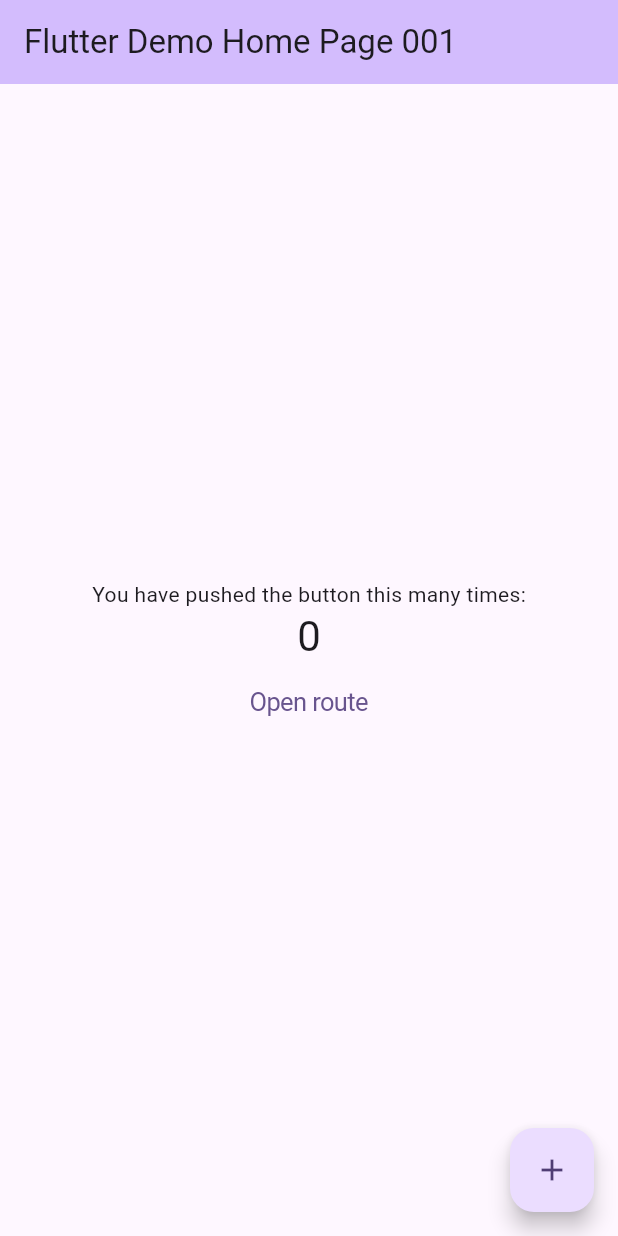
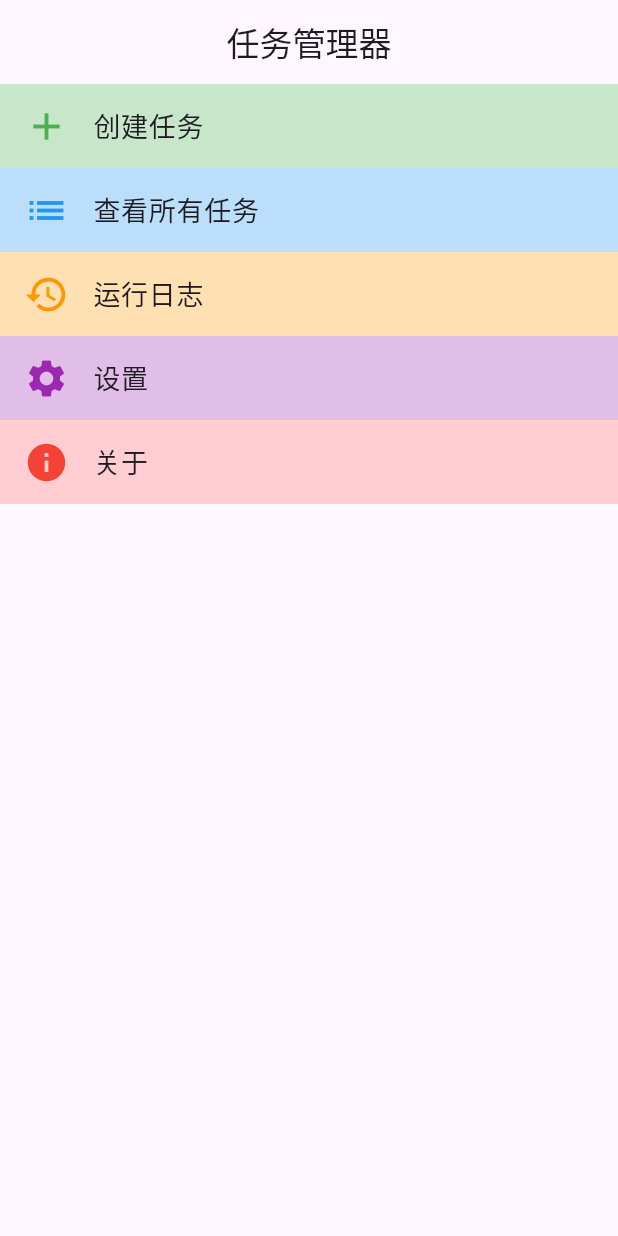
Before and after one commit to Cassel-College/fast_pipeline_ui, a Flutter app: the screen it shows after launch, on a phone screen of 412 x 824 dp. Run offline on Flutter 3.47's test engine with Material 3 defaults, Android fonts, the phone set to English and light mode, and no system bars; our stand-ins replace dio; missing offline and left inert: universal_html.

Commit message:
fix: update UI

```diff
--- /dev/null
+++ b/assets/about_info.json
@@ -0,0 +1,5 @@
+{
+    "author": "Your Name",
+    "version": "1.0.0",
+    "description": "This app does amazing things!"
+  }
--- a/lib/main.dart
+++ b/lib/main.dart
@@ -1,85 +1,113 @@
+import 'package:fast_pipeline_ui/about.dart';
 import 'package:fast_pipeline_ui/task.dart';
 import 'package:flutter/material.dart';
 import 'package:flutter/cupertino.dart';
 
-import 'SecondRoute.dart';
+import 'package:flutter/material.dart';
+import 'package:fast_pipeline_ui/task.dart'; // 引入 TaskPage
 
 void main() {
-  runApp(const MyApp());
+  runApp(TaskManagerApp());
 }
 
-class MyApp extends StatelessWidget {
-  const MyApp({super.key});
-
-  // This widget is the root of your application.
+class TaskManagerApp extends StatelessWidget {
   @override
   Widget build(BuildContext context) {
     return MaterialApp(
-      title: 'Flutter Demo 001',
+      title: '任务管理器',
       theme: ThemeData(
-        colorScheme: ColorScheme.fromSeed(seedColor: Colors.deepPurple),
-        useMaterial3: true,
+        primarySwatch: Colors.blue,
+        visualDensity: VisualDensity.adaptivePlatformDensity,
       ),
-      home: const MyHomePage(title: 'Flutter Demo Home Page 001'),
+      home: HomePage(),
     );
   }
 }
 
-class MyHomePage extends StatefulWidget {
-  const MyHomePage({super.key, required this.title});
-
-  final String title;
-
-  @override
-  State<MyHomePage> createState() => _MyHomePageState();
-}
-
-class _MyHomePageState extends State<MyHomePage> {
-  int _counter = 0;
-
-  void _incrementCounter() {
-    setState(() {
-      _counter++;
-    });
-  }
-
+class HomePage extends StatelessWidget {
   @override
   Widget build(BuildContext context) {
     return Scaffold(
       appBar: AppBar(
-        backgroundColor: Theme.of(context).colorScheme.inversePrimary,
-        title: Text(widget.title),
+        title: Text('任务管理器'),
+        centerTitle: true,
       ),
-      body: Center(
-        child: Column(
-          mainAxisAlignment: MainAxisAlignment.center,
-          children: <Widget>[
-            const Text(
-              'You have pushed the button this many times:',
+      body: ListView(
+        children: [
+          _buildListTile(
+            context,
+            Icons.add,
+            '创建任务',
+            Colors.green,
+            Colors.green[100]!,
+            page: TaskPage(context: context), // 指定跳转页面
           ),
-            Text(
-              '$_counter',
-              style: Theme.of(context).textTheme.headlineMedium,
+          _buildListTile(
+            context,
+            Icons.list,
+            '查看所有任务',
+            Colors.blue,
+            Colors.blue[100]!,
+            page: TaskPage(context: context),
           ),
-            Center(
-              child: CupertinoButton(
-                child: const Text('Open route'),
-                onPressed: () {
-                  Navigator.push(
+          _buildListTile(
             context,
-                    CupertinoPageRoute(builder: (context) => const TaskPage()),
-                  );
-                },
+            Icons.history,
+            '运行日志',
+            Colors.orange,
+            Colors.orange[100]!,
+            page: TaskPage(context: context),
           ),
+          _buildListTile(
+            context,
+            Icons.settings,
+            '设置',
+            Colors.purple,
+            Colors.purple[100]!,
+            page: TaskPage(context: context),
+          ),
+          _buildListTile(
+            context,
+            Icons.info,
+            '关于',
+            Colors.red,
+            Colors.red[100]!,
+            page: AboutPage(context: context),
           ),
         ],
       ),
+    );
+  }
+
+  Widget _buildListTile(
+    BuildContext context,
+    IconData icon,
+    String title,
+    Color iconColor,
+    Color backgroundColor, {
+    Widget? page, // 使用可选的跳转页面参数
+  }) {
+    return Container(
+      color: backgroundColor,
+      child: ListTile(
+        leading: Icon(icon, size: 30, color: iconColor),
+        title: Text(
+          title,
+          style: TextStyle(fontSize: 18),
         ),
-      floatingActionButton: FloatingActionButton(
-        onPressed: _incrementCounter,
-        tooltip: 'Increment',
-        child: const Icon(Icons.add),
-      ), // This trailing comma makes auto-formatting nicer for build methods.
+        onTap: () {
+          _navigateToPage(context, page);
+        },
+      ),
+    );
+  }
+
+  void _navigateToPage(BuildContext context, Widget? page) {
+    Navigator.push(
+      context,
+      MaterialPageRoute(
+        builder: (context) => page ?? TaskPage(context: context),
+      ),
     );
   }
 }
--- a/lib/main_dart.txt
+++ /dev/null
@@ -1,125 +0,0 @@
-import 'package:flutter/material.dart';
-
-void main() {
-  runApp(const MyApp());
-}
-
-class MyApp extends StatelessWidget {
-  const MyApp({super.key});
-
-  // This widget is the root of your application.
-  @override
-  Widget build(BuildContext context) {
-    return MaterialApp(
-      title: 'Flutter Demo 001',
-      theme: ThemeData(
-        // This is the theme of your application.
-        //
-        // TRY THIS: Try running your application with "flutter run". You'll see
-        // the application has a purple toolbar. Then, without quitting the app,
-        // try changing the seedColor in the colorScheme below to Colors.green
-        // and then invoke "hot reload" (save your changes or press the "hot
-        // reload" button in a Flutter-supported IDE, or press "r" if you used
-        // the command line to start the app).
-        //
-        // Notice that the counter didn't reset back to zero; the application
-        // state is not lost during the reload. To reset the state, use hot
-        // restart instead.
-        //
-        // This works for code too, not just values: Most code changes can be
-        // tested with just a hot reload.
-        colorScheme: ColorScheme.fromSeed(seedColor: Colors.deepPurple),
-        useMaterial3: true,
-      ),
-      home: const MyHomePage(title: 'Flutter Demo Home Page 001'),
-    );
-  }
-}
-
-class MyHomePage extends StatefulWidget {
-  const MyHomePage({super.key, required this.title});
-
-  // This widget is the home page of your application. It is stateful, meaning
-  // that it has a State object (defined below) that contains fields that affect
-  // how it looks.
-
-  // This class is the configuration for the state. It holds the values (in this
-  // case the title) provided by the parent (in this case the App widget) and
-  // used by the build method of the State. Fields in a Widget subclass are
-  // always marked "final".
-
-  final String title;
-
-  @override
-  State<MyHomePage> createState() => _MyHomePageState();
-}
-
-class _MyHomePageState extends State<MyHomePage> {
-  int _counter = 0;
-
-  void _incrementCounter() {
-    setState(() {
-      // This call to setState tells the Flutter framework that something has
-      // changed in this State, which causes it to rerun the build method below
-      // so that the display can reflect the updated values. If we changed
-      // _counter without calling setState(), then the build method would not be
-      // called again, and so nothing would appear to happen.
-      _counter++;
-    });
-  }
-
-  @override
-  Widget build(BuildContext context) {
-    // This method is rerun every time setState is called, for instance as done
-    // by the _incrementCounter method above.
-    //
-    // The Flutter framework has been optimized to make rerunning build methods
-    // fast, so that you can just rebuild anything that needs updating rather
-    // than having to individually change instances of widgets.
-    return Scaffold(
-      appBar: AppBar(
-        // TRY THIS: Try changing the color here to a specific color (to
-        // Colors.amber, perhaps?) and trigger a hot reload to see the AppBar
-        // change color while the other colors stay the same.
-        backgroundColor: Theme.of(context).colorScheme.inversePrimary,
-        // Here we take the value from the MyHomePage object that was created by
-        // the App.build method, and use it to set our appbar title.
-        title: Text(widget.title),
-      ),
-      body: Center(
-        // Center is a layout widget. It takes a single child and positions it
-        // in the middle of the parent.
-        child: Column(
-          // Column is also a layout widget. It takes a list of children and
-          // arranges them vertically. By default, it sizes itself to fit its
-          // children horizontally, and tries to be as tall as its parent.
-          //
-          // Column has various properties to control how it sizes itself and
-          // how it positions its children. Here we use mainAxisAlignment to
-          // center the children vertically; the main axis here is the vertical
-          // axis because Columns are vertical (the cross axis would be
-          // horizontal).
-          //
-          // TRY THIS: Invoke "debug painting" (choose the "Toggle Debug Paint"
-          // action in the IDE, or press "p" in the console), to see the
-          // wireframe for each widget.
-          mainAxisAlignment: MainAxisAlignment.center,
-          children: <Widget>[
-            const Text(
-              'You have pushed the button this many times:',
-            ),
-            Text(
-              '$_counter',
-              style: Theme.of(context).textTheme.headlineMedium,
-            ),
-          ],
-        ),
-      ),
-      floatingActionButton: FloatingActionButton(
-        onPressed: _incrementCounter,
-        tooltip: 'Increment',
-        child: const Icon(Icons.add),
-      ), // This trailing comma makes auto-formatting nicer for build methods.
-    );
-  }
-}
--- a/pubspec.yaml
+++ b/pubspec.yaml
@@ -30,6 +30,7 @@ environment:
 dependencies:
   flutter:
     sdk: flutter
+
   http: ^0.13.5  # Use the latest version available
 
   # The following adds the Cupertino Icons font to your application.
@@ -92,3 +93,5 @@ flutter:
   #
   # For details regarding fonts from package dependencies,
   # see https://flutter.dev/to/font-from-package
+  assets:
+    - assets/about_info.json
```
Also changed, not shown: lib/about.dart (added, +65 -0 lines), lib/task.dart (+5 -3 lines), 4 other files. Lines whose indentation alone changed are shown as unchanged.
